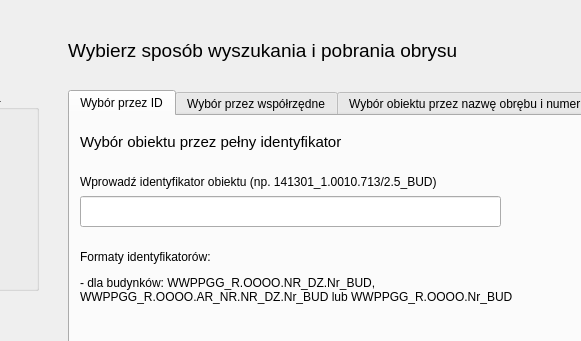
Before: the Qt Designer form uldk_gugik_dialog_base.ui in envirosolutionspl/uldk_gugik, drawn with Qt 5; both pictures show x 122 to 703 and y 0 to 341 of the 836 by 514 pixel window.
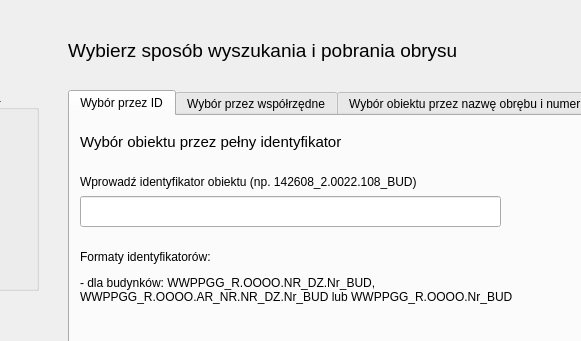
After: the same form once the commit is applied. Icons and pictures are not drawn. Custom widgets are drawn as their Qt base class.

The edit to the form file:
```diff
--- a/uldk_gugik_dialog_base.ui
+++ b/uldk_gugik_dialog_base.ui
@@ -89,7 +89,7 @@
       </rect>
      </property>
      <property name="text">
-      <string>Wprowadź identyfikator obiektu (np. 141301_1.0010.713/2.5_BUD)</string>
+      <string>Wprowadź identyfikator obiektu (np. 142608_2.0022.108_BUD)</string>
      </property>
     </widget>
     <widget class="QLineEdit" name="edit_id">
```
